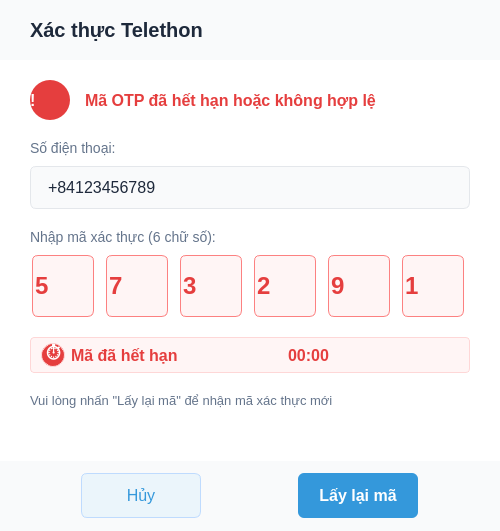
Qt form src/ui/qt_designer/otp/otp_expired_modal.ui (henrylenguyen/telegram-video-uploader) before a commit.
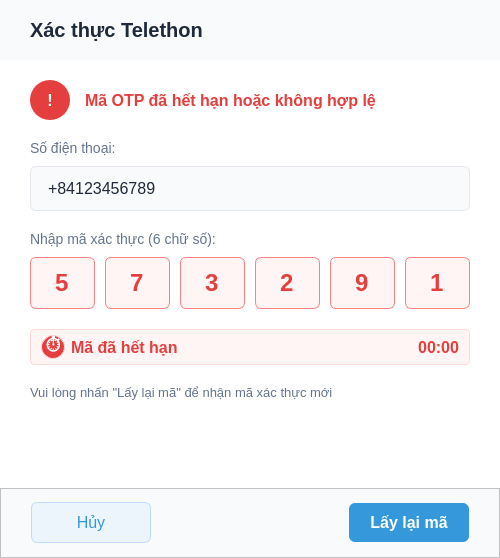
The same form after that commit.

Commit message: Cập nhật giao diện và cấu hình cho các modal xác thực OTP và cấu hình Telegram, cải thiện kích thước và kiểu dáng của các thành phần UI. Thêm tệp Python được tạo tự động từ giao diện người dùng.

What changed in the file:
```diff
--- a/src/ui/qt_designer/otp/otp_expired_modal.ui
+++ b/src/ui/qt_designer/otp/otp_expired_modal.ui
@@ -8,7 +8,7 @@
                 <x>0</x>
                 <y>0</y>
                 <width>500</width>
-                <height>531</height>
+    <height>558</height>
             </rect>
         </property>
         <property name="windowTitle">
@@ -49,6 +49,7 @@
     font-size: 16px;
     color: #1E293B;
     font-family: Arial;
+    height: 50px;
 }
 
 QLineEdit.otpDigit {
@@ -58,10 +59,6 @@
     font-size: 24px;
     font-weight: bold;
     color: #E53E3E;
-    min-width: 60px;
-    max-width: 60px;
-    min-height: 60px;
-    max-height: 60px;
     text-align: center;
     font-family: Arial;
 }
@@ -225,7 +222,7 @@
                                             <string>!</string>
                                         </property>
                                         <property name="alignment">
-                                            <set>Qt.AlignCenter</set>
+           <set>Qt::AlignmentFlag::AlignCenter</set>
                                         </property>
                                     </widget>
                                 </item>
@@ -275,13 +272,13 @@
                                         <property name="minimumSize">
                                             <size>
                                                 <width>0</width>
-                                                <height>0</height>
+            <height>45</height>
                                             </size>
                                         </property>
                                         <property name="maximumSize">
                                             <size>
                                                 <width>16777215</width>
-                                                <height>16777215</height>
+            <height>45</height>
                                             </size>
                                         </property>
                                         <property name="styleSheet">
@@ -329,14 +326,14 @@
                                                     name="digit1">
                                                 <property name="minimumSize">
                                                     <size>
-                                                        <width>62</width>
-                                                        <height>62</height>
+              <width>0</width>
+              <height>0</height>
                                                     </size>
                                                 </property>
                                                 <property name="maximumSize">
                                                     <size>
-                                                        <width>62</width>
-                                                        <height>62</height>
+              <width>16777215</width>
+              <height>16777215</height>
                                                     </size>
                                                 </property>
                                                 <property name="styleSheet">
@@ -355,7 +352,7 @@
                                                     <number>1</number>
                                                 </property>
                                                 <property name="alignment">
-                                                    <set>Qt.AlignCenter</set>
+             <set>Qt::AlignmentFlag::AlignCenter</set>
                                                 </property>
                                                 <property name="readOnly">
                                                     <bool>true</bool>
@@ -371,14 +368,14 @@
                                                     name="digit2">
                                                 <property name="minimumSize">
                                                     <size>
-                                                        <width>62</width>
-                                                        <height>62</height>
+              <width>0</width>
+              <height>0</height>
                                                     </size>
                                                 </property>
                                                 <property name="maximumSize">
                                                     <size>
-                                                        <width>62</width>
-                                                        <height>62</height>
+              <width>16777215</width>
+              <height>16777215</height>
                                                     </size>
                                                 </property>
                                                 <property name="styleSheet">
@@ -397,7 +394,7 @@
                                                     <number>1</number>
                                                 </property>
                                                 <property name="alignment">
-                                                    <set>Qt.AlignCenter</set>
+             <set>Qt::AlignmentFlag::AlignCenter</set>
                                                 </property>
                                                 <property name="readOnly">
                                                     <bool>true</bool>
@@ -413,14 +410,14 @@
                                                     name="digit3">
                                                 <property name="minimumSize">
                                                     <size>
-                                                        <width>62</width>
-                                                        <height>62</height>
+              <width>0</width>
+              <height>0</height>
                                                     </size>
                                                 </property>
                                                 <property name="maximumSize">
                                                     <size>
-                                                        <width>62</width>
-                                                        <height>62</height>
+              <width>16777215</width>
+              <height>16777215</height>
                                                     </size>
                                                 </property>
                                                 <property name="styleSheet">
@@ -439,7 +436,7 @@
                                                     <number>1</number>
                                                 </property>
                                                 <property name="alignment">
-                                                    <set>Qt.AlignCenter</set>
+             <set>Qt::AlignmentFlag::AlignCenter</set>
                                                 </property>
                                                 <property name="readOnly">
                                                     <bool>true</bool>
@@ -455,14 +452,14 @@
                                                     name="digit4">
                                                 <property name="minimumSize">
                                                     <size>
-                                                        <width>62</width>
-                                                        <height>62</height>
+              <width>0</width>
+              <height>0</height>
                                                     </size>
                                                 </property>
                                                 <property name="maximumSize">
                                                     <size>
-                                                        <width>62</width>
-                                                        <height>62</height>
+              <width>16777215</width>
+              <height>16777215</height>
                                                     </size>
                                                 </property>
                                                 <property name="styleSheet">
@@ -481,7 +478,7 @@
                                                     <number>1</number>
                                                 </property>
                                                 <property name="alignment">
-                                                    <set>Qt.AlignCenter</set>
+             <set>Qt::AlignmentFlag::AlignCenter</set>
                                                 </property>
                                                 <property name="readOnly">
                                                     <bool>true</bool>
@@ -497,14 +494,14 @@
                                                     name="digit5">
                                                 <property name="minimumSize">
                                                     <size>
-                                                        <width>62</width>
-                                                        <height>62</height>
+              <width>0</width>
+              <height>0</height>
                                                     </size>
                                                 </property>
                                                 <property name="maximumSize">
                                                     <size>
-                                                        <width>62</width>
-                                                        <height>62</height>
+              <width>16777215</width>
+              <height>16777215</height>
                                                     </size>
                                                 </property>
                                                 <property name="styleSheet">
@@ -523,7 +520,7 @@
                                                     <number>1</number>
                                                 </property>
                                                 <property name="alignment">
-                                                    <set>Qt.AlignCenter</set>
+             <set>Qt::AlignmentFlag::AlignCenter</set>
                                                 </property>
                                                 <property name="readOnly">
                                                     <bool>true</bool>
@@ -539,14 +536,14 @@
                                                     name="digit6">
                                                 <property name="minimumSize">
                                                     <size>
-                                                        <width>62</width>
-                                                        <height>62</height>
+              <width>0</width>
+              <height>0</height>
                                                     </size>
                                                 </property>
                                                 <property name="maximumSize">
                                                     <size>
-                                                        <width>62</width>
-                                                        <height>62</height>
+              <width>16777215</width>
+              <height>16777215</height>
                                                     </size>
                                                 </property>
                                                 <property name="styleSheet">
@@ -565,7 +562,7 @@
                                                     <number>1</number>
                                                 </property>
                                                 <property name="alignment">
-                                                    <set>Qt.AlignCenter</set>
+             <set>Qt::AlignmentFlag::AlignCenter</set>
                                                 </property>
                                                 <property name="readOnly">
                                                     <bool>true</bool>
@@ -601,13 +598,12 @@
 border-radius: 4px;</string>
                                 </property>
                                 <property name="frameShape">
-                                    <enum>QFrame.StyledPanel</enum>
+         <enum>QFrame::Shape::StyledPanel</enum>
                                 </property>
                                 <property name="frameShadow">
-                                    <enum>QFrame.Raised</enum>
-                                </property>
-                                <property name="class"
-                                          stdset="0">
+         <enum>QFrame::Shadow::Raised</enum>
+        </property>
+        <property name="class" stdset="0">
                                     <string>statusError</string>
                                 </property>
                                 <layout class="QHBoxLayout"
@@ -650,7 +646,7 @@
                                                 <string>⏱</string>
                                             </property>
                                             <property name="alignment">
-                                                <set>Qt.AlignCenter</set>
+            <set>Qt::AlignmentFlag::AlignCenter</set>
                                             </property>
                                         </widget>
                                     </item>
@@ -676,10 +672,9 @@
                                     <item>
                                         <spacer name="horizontalSpacer_3">
                                             <property name="orientation">
-                                                <enum>Qt.Horizontal</enum>
-                                            </property>
-                                            <property name="sizeHint"
-                                                      stdset="0">
+            <enum>Qt::Orientation::Horizontal</enum>
+           </property>
+           <property name="sizeHint" stdset="0">
                                                 <size>
                                                     <width>40</width>
                                                     <height>20</height>
@@ -701,10 +696,9 @@
                                                 <string>00:00</string>
                                             </property>
                                             <property name="alignment">
-                                                <set>Qt.AlignRight|Qt.AlignTrailing|Qt.AlignVCenter</set>
-                                            </property>
-                                            <property name="class"
-                                                      stdset="0">
+            <set>Qt::AlignmentFlag::AlignRight|Qt::AlignmentFlag::AlignTrailing|Qt::AlignmentFlag::AlignVCenter</set>
+           </property>
+           <property name="class" stdset="0">
                                                 <string>timerLabel</string>
                                             </property>
                                         </widget>
@@ -729,10 +723,9 @@
                         <item>
                             <spacer name="verticalSpacer">
                                 <property name="orientation">
-                                    <enum>Qt.Vertical</enum>
-                                </property>
-                                <property name="sizeHint"
-                                          stdset="0">
+         <enum>Qt::Orientation::Vertical</enum>
+        </property>
+        <property name="sizeHint" stdset="0">
                                     <size>
                                         <width>20</width>
                                         <height>20</height>
@@ -762,13 +755,12 @@
                         <string notr="true">background-color: #F9FAFB;</string>
                     </property>
                     <property name="frameShape">
-                        <enum>QFrame.StyledPanel</enum>
+      <enum>QFrame::Shape::StyledPanel</enum>
                     </property>
                     <property name="frameShadow">
-                        <enum>QFrame.Raised</enum>
-                    </property>
-                    <layout class="QHBoxLayout"
-                            name="horizontalLayout_2">
+      <enum>QFrame::Shadow::Raised</enum>
+     </property>
+     <layout class="QHBoxLayout" name="horizontalLayout_2">
                         <property name="leftMargin">
                             <number>30</number>
                         </property>
@@ -787,13 +779,13 @@
                                 <property name="minimumSize">
                                     <size>
                                         <width>120</width>
-                                        <height>45</height>
+          <height>0</height>
                                     </size>
                                 </property>
                                 <property name="maximumSize">
                                     <size>
                                         <width>120</width>
-                                        <height>45</height>
+          <height>16777215</height>
                                     </size>
                                 </property>
                                 <property name="styleSheet">
@@ -822,10 +814,9 @@
                         <item>
                             <spacer name="horizontalSpacer">
                                 <property name="orientation">
-                                    <enum>Qt.Horizontal</enum>
-                                </property>
-                                <property name="sizeHint"
-                                          stdset="0">
+         <enum>Qt::Orientation::Horizontal</enum>
+        </property>
+        <property name="sizeHint" stdset="0">
                                     <size>
                                         <width>40</width>
                                         <height>20</height>
@@ -839,13 +830,13 @@
                                 <property name="minimumSize">
                                     <size>
                                         <width>120</width>
-                                        <height>45</height>
+          <height>0</height>
                                     </size>
                                 </property>
                                 <property name="maximumSize">
                                     <size>
                                         <width>120</width>
-                                        <height>45</height>
+          <height>16777215</height>
                                     </size>
                                 </property>
                                 <property name="styleSheet">
```
Left out of the diff: 140 changed lines with no effect on the pictures. Lines whose indentation alone changed are shown as unchanged. The commit also changes 7 other files.
